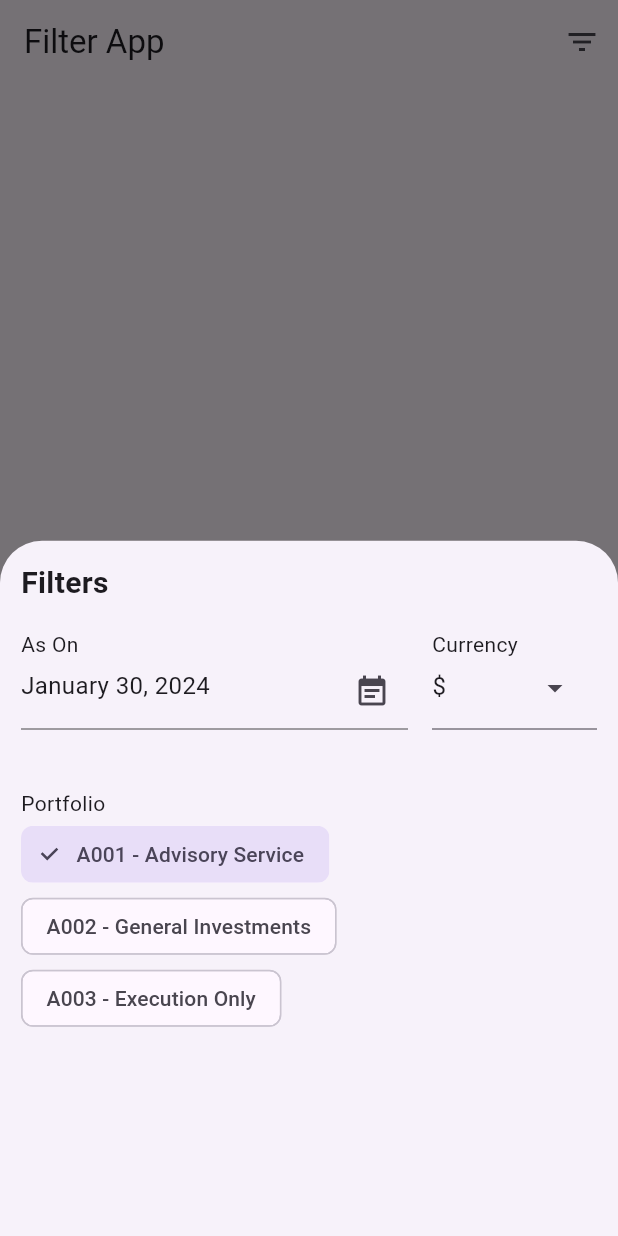
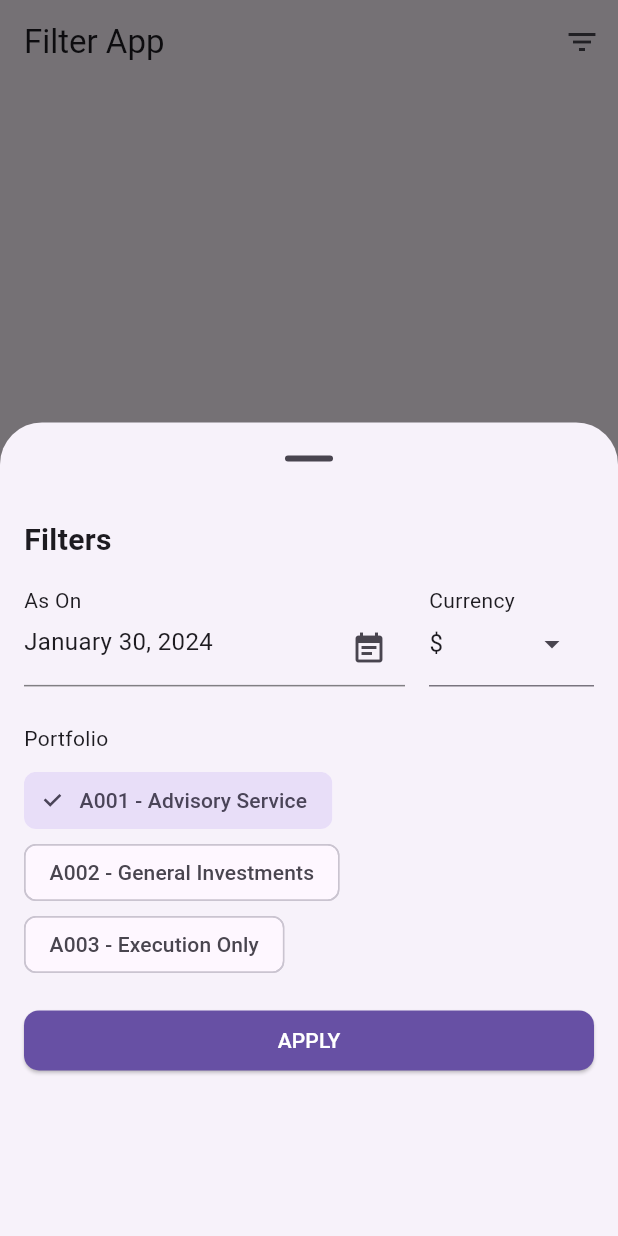
Before and after one commit to duckcommit/featuretestapp, a Flutter app: the screen it shows after launch, after a tap on the "filter list" icon, on a phone screen of 412 x 824 dp. Run offline on Flutter 3.47's test engine with Material 3 defaults, Android fonts, the phone set to English and light mode, and no system bars.

Commit message:
fix: padding

```diff
--- a/lib/filter_option.dart
+++ b/lib/filter_option.dart
@@ -12,13 +12,26 @@ enum Currency {
 class FilterScreen extends StatefulWidget {
   @override
   _FilterScreenState createState() => _FilterScreenState();
+
+  // Static method to show the bottom sheet
+  static Future<void> showBottomSheet(BuildContext context) async {
+    return showModalBottomSheet(
+      useSafeArea: true,
+      isDismissible: true,
+      isScrollControlled: true,
+      showDragHandle: true,
+      context: context,
+      builder: (BuildContext context) {
+        return FilterScreen();
+      },
+    );
+  }
 }
 
 class _FilterScreenState extends State<FilterScreen> {
-
   late DateTime selectedDate;
-  String selectedCurrency = '\$';
-  int selectedChipIndex = 0; // Default currency
+  String selectedCurrency = '\$'; // Default currency
+  int selectedChipIndex = 0;
 
   @override
   void initState() {
@@ -49,7 +62,8 @@ class _FilterScreenState extends State<FilterScreen> {
   @override
   Widget build(BuildContext context) {
     return Container(
-      padding: EdgeInsets.all(14.0),
+      height: MediaQuery.of(context).size.height * 0.60,
+      padding: EdgeInsets.all(16.0),
       child: Column(
         crossAxisAlignment: CrossAxisAlignment.start,
         children: [
@@ -71,12 +85,15 @@ class _FilterScreenState extends State<FilterScreen> {
                   children: [
                     Text('As On'),
                     Transform.translate(
-      offset: Offset(0, -2.0), // Adjust the Y offset to bring them closer
+                      offset: Offset(
+                          0, -2.0), // Adjust the Y offset to bring them closer
                       child: GestureDetector(
                         onTap: () => _selectDate(context),
                         child: Container(
                           decoration: BoxDecoration(
-            border: Border(bottom: BorderSide(color: Color.fromARGB(255, 129,127,131))),
+                            border: Border(
+                                bottom: BorderSide(
+                                    color: Color.fromARGB(255, 129, 127, 131))),
                           ),
                           child: InputDecorator(
                             decoration: InputDecoration(
@@ -104,18 +121,25 @@ class _FilterScreenState extends State<FilterScreen> {
               Column(
                 crossAxisAlignment: CrossAxisAlignment.start,
                 children: [
-    Text('Currency',),
+                  Text(
+                    'Currency',
+                  ),
                   Transform.translate(
-      offset: Offset(0, -9.0), // Adjust the Y offset to bring them closer
+                    offset: Offset(
+                        0, -9.0), // Adjust the Y offset to bring them closer
                     child: DropdownMenu<Currency>(
                       inputDecorationTheme: const InputDecorationTheme(
-          border: UnderlineInputBorder(borderSide: BorderSide(color: const Color.fromARGB(255, 162,157,165))),
+                        border: UnderlineInputBorder(
+                            borderSide: BorderSide(
+                                color:
+                                    const Color.fromARGB(255, 162, 157, 165))),
                         floatingLabelAlignment: FloatingLabelAlignment.start,
                       ),
                       initialSelection: Currency.USD,
                       dropdownMenuEntries: [
                         for (final currency in Currency.values)
-            DropdownMenuEntry(label: currency.symbol, value: currency)
+                          DropdownMenuEntry(
+                              label: currency.symbol, value: currency)
                       ],
                       onSelected: (value) {
                         if (value != null) {
@@ -132,11 +156,11 @@ class _FilterScreenState extends State<FilterScreen> {
             ],
           ),
 
-          SizedBox(height: 30.0),
+          SizedBox(height: 16.0),
 
           // Third Filter Portfolio
           Text('Portfolio'),
-
+          SizedBox(height: 7.0),
           // Chip List
           Wrap(
             spacing: 8.0,
@@ -153,12 +177,33 @@ class _FilterScreenState extends State<FilterScreen> {
                 ),
             ],
           ),
+          SizedBox(
+            height: 16.0,
+          ),
+          Container(
+            width: double
+                .infinity, // Make the container fill the screen horizontally
+            //padding: EdgeInsets.all(12.0), // Adjust padding as needed // Set your desired background color
+            child: ElevatedButton(
+              style: ElevatedButton.styleFrom(
+                backgroundColor: Theme.of(context).colorScheme.primary,
+                foregroundColor: Theme.of(context).colorScheme.onPrimary,
+                shape: RoundedRectangleBorder(
+                    borderRadius: BorderRadius.circular(10)),
+              ),
+              onPressed: () {
+                Navigator.pop(context);
+              },
+              child: const Text(
+                'APPLY',
+              ),
+            ),
+          ),
         ],
       ),
     );
   }
 }
-
 
 class FilterChipWidget extends StatelessWidget {
   final String label;
--- a/lib/main.dart
+++ b/lib/main.dart
@@ -28,11 +28,7 @@ class MyHomePage extends StatelessWidget {
           IconButton(
             icon: Icon(Icons.filter_list),
             onPressed: () {
-              showModalBottomSheet(
-                context: context,
-                builder: (BuildContext context) {
-                  return FilterScreen();
-                },);
+              FilterScreen.showBottomSheet(context);
             },
           ),
         ],
```
Lines whose indentation alone changed are shown as unchanged.
